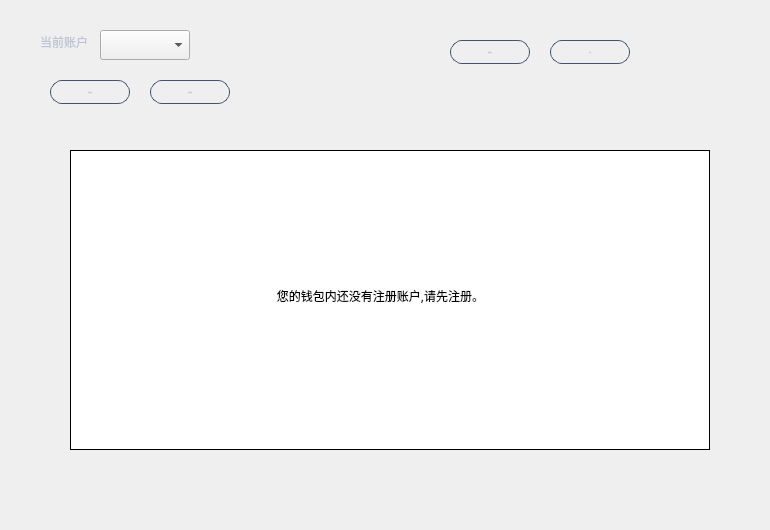
Before: the Qt Designer form miner/minerpage.ui in HcashOrg/hx-indicator, drawn with Qt 5.
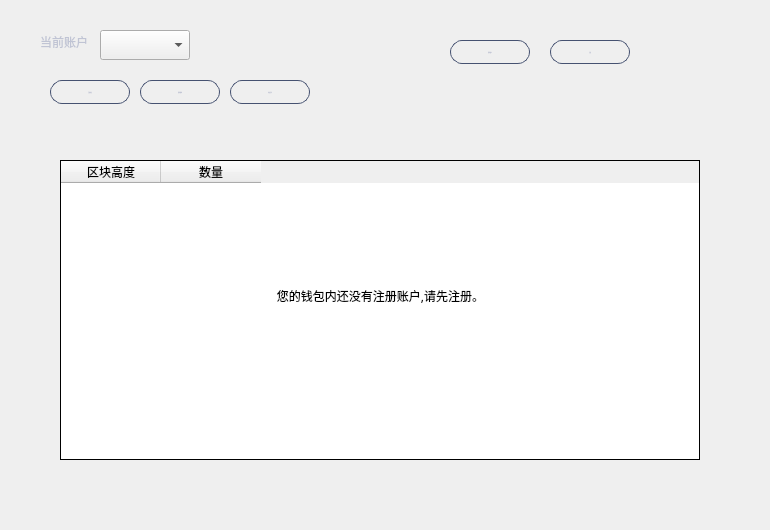
After: the same form once the commit is applied.

Commit message: contact transfer record; withdraw record

What changed in the file:
```diff
--- a/miner/minerpage.ui
+++ b/miner/minerpage.ui
@@ -143,7 +143,7 @@
     </rect>
    </property>
    <property name="currentIndex">
-    <number>1</number>
+    <number>2</number>
    </property>
    <widget class="QWidget" name="incomePage">
     <widget class="QTableWidget" name="incomeTableWidget">
@@ -356,6 +356,96 @@
      </column>
     </widget>
    </widget>
+   <widget class="QWidget" name="incomeRecordPage">
+    <widget class="QTableWidget" name="incomeRecordTableWidget">
+     <property name="geometry">
+      <rect>
+       <x>30</x>
+       <y>50</y>
+       <width>640</width>
+       <height>300</height>
+      </rect>
+     </property>
+     <property name="cursor" stdset="0">
+      <cursorShape>PointingHandCursor</cursorShape>
+     </property>
+     <property name="layoutDirection">
+      <enum>Qt::LeftToRight</enum>
+     </property>
+     <property name="styleSheet">
+      <string notr="true"/>
+     </property>
+     <property name="frameShape">
+      <enum>QFrame::Box</enum>
+     </property>
+     <property name="frameShadow">
+      <enum>QFrame::Plain</enum>
+     </property>
+     <property name="verticalScrollBarPolicy">
+      <enum>Qt::ScrollBarAsNeeded</enum>
+     </property>
+     <property name="horizontalScrollBarPolicy">
+      <enum>Qt::ScrollBarAlwaysOff</enum>
+     </property>
+     <property name="autoScroll">
+      <bool>true</bool>
+     </property>
+     <property name="editTriggers">
+      <set>QAbstractItemView::NoEditTriggers</set>
+     </property>
+     <property name="selectionMode">
+      <enum>QAbstractItemView::NoSelection</enum>
+     </property>
+     <property name="iconSize">
+      <size>
+       <width>19</width>
+       <height>12</height>
+      </size>
+     </property>
+     <property name="showGrid">
+      <bool>true</bool>
+     </property>
+     <property name="gridStyle">
+      <enum>Qt::SolidLine</enum>
+     </property>
+     <attribute name="horizontalHeaderVisible">
+      <bool>true</bool>
+     </attribute>
+     <attribute name="horizontalHeaderCascadingSectionResizes">
+      <bool>false</bool>
+     </attribute>
+     <attribute name="horizontalHeaderHighlightSections">
+      <bool>false</bool>
+     </attribute>
+     <attribute name="verticalHeaderVisible">
+      <bool>false</bool>
+     </attribute>
+     <attribute name="verticalHeaderHighlightSections">
+      <bool>false</bool>
+     </attribute>
+     <column>
+      <property name="text">
+       <string>区块高度</string>
+      </property>
+      <property name="font">
+       <font>
+        <family>微软雅黑</family>
+       </font>
+      </property>
+      <property name="textAlignment">
+       <set>AlignCenter</set>
+      </property>
+     </column>
+     <column>
+      <property name="text">
+       <string>数量</string>
+      </property>
+      <property name="textAlignment">
+       <set>AlignCenter</set>
+      </property>
+     </column>
+    </widget>
+   </widget>
   </widget>
   <widget class="QToolButton" name="incomeInfoBtn">
    <property name="geometry">
@@ -388,13 +478,13 @@
 QToolButton:hover{color:white;border-color:rgb(24,140,249);background-color:rgb(24,140,249);}</string>
    </property>
    <property name="text">
-    <string>收益信息</string>
+    <string>当前收益</string>
    </property>
   </widget>
   <widget class="QToolButton" name="forecloseInfoBtn">
    <property name="geometry">
     <rect>
-     <x>150</x>
+     <x>140</x>
      <y>80</y>
      <width>80</width>
      <height>24</height>
@@ -441,6 +531,40 @@
     <set>Qt::AlignCenter</set>
    </property>
   </widget>
+  <widget class="QToolButton" name="incomeRecordBtn">
+   <property name="geometry">
+    <rect>
+     <x>230</x>
+     <y>80</y>
+     <width>80</width>
+     <height>24</height>
+    </rect>
+   </property>
+   <property name="font">
+    <font>
+     <family>微软雅黑</family>
+     <pointsize>-1</pointsize>
+     <weight>50</weight>
+     <italic>false</italic>
+     <bold>false</bold>
+    </font>
+   </property>
+   <property name="cursor">
+    <cursorShape>PointingHandCursor</cursorShape>
+   </property>
+   <property name="focusPolicy">
+    <enum>Qt::NoFocus</enum>
+   </property>
+   <property name="styleSheet">
+    <string notr="true">QToolButton{color:rgb(192,196,212);border:1px solid  rgb(70,82,113);border-radius:12px;
+background-color: transparent;
+font: 12px &quot;微软雅黑&quot;;}
+QToolButton:hover{color:white;border-color:rgb(24,140,249);background-color:rgb(24,140,249);}</string>
+   </property>
+   <property name="text">
+    <string>收益记录</string>
+   </property>
+  </widget>
  </widget>
  <resources/>
  <connections/>
```
The commit also changes 27 other files.
